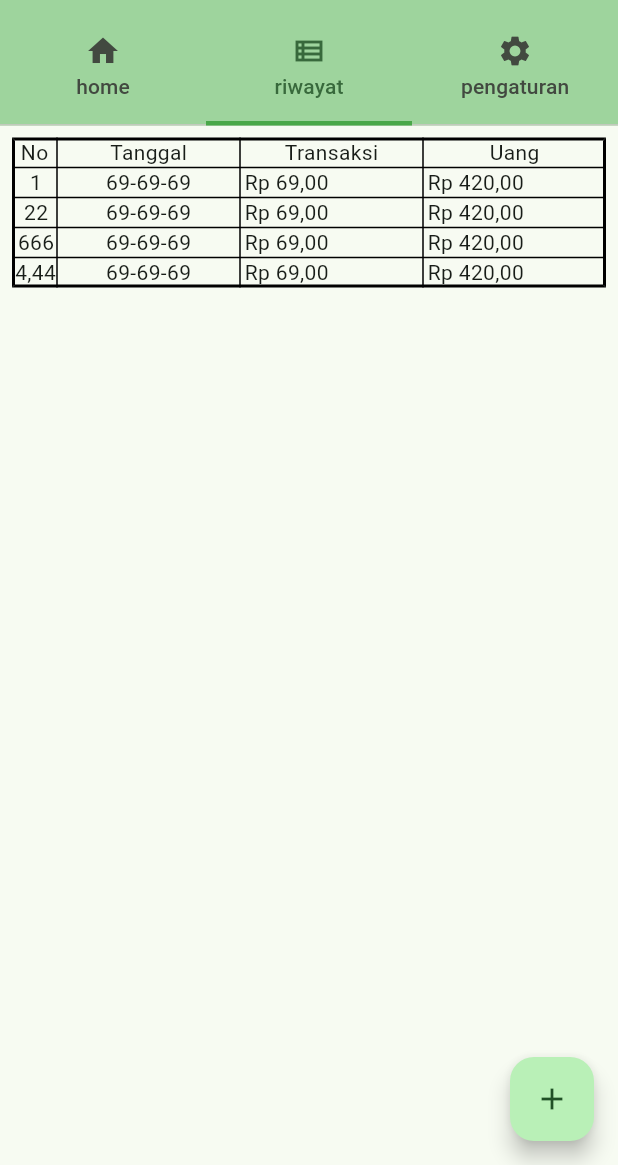
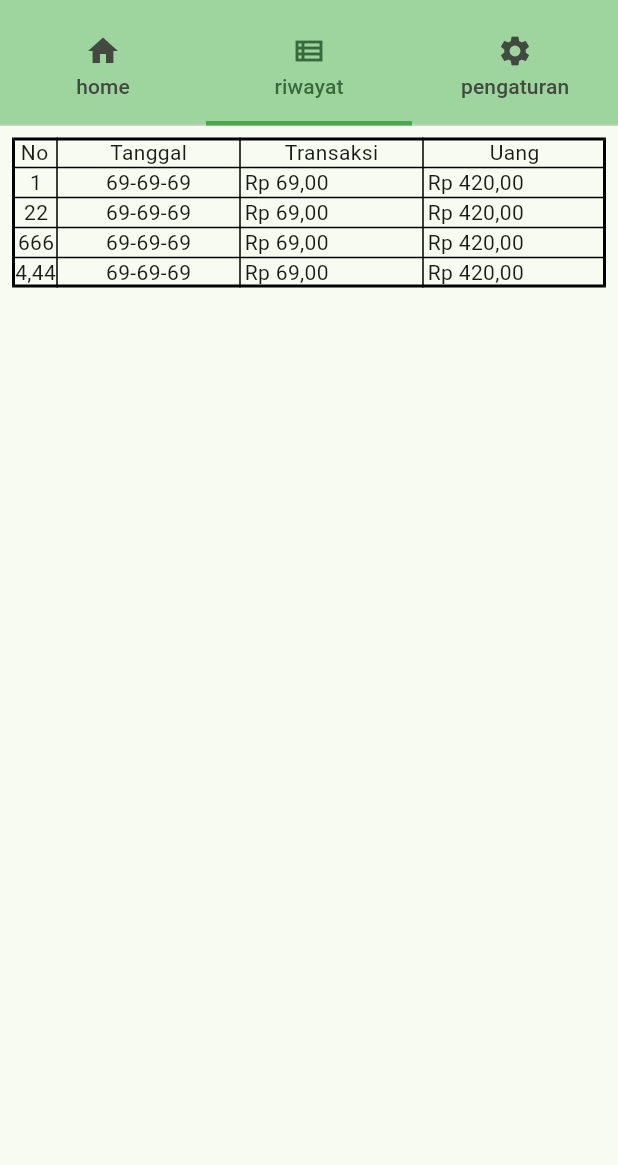
Before and after one commit to RidhoAji921/uangku_app, a Flutter app: the screen it shows after launch, tab 2 chosen, on a phone screen of 412 x 824 dp, the part 71-1236 px from its top. Run offline on Flutter 3.47's test engine with Material 2 defaults, Android fonts, the phone set to English and light mode, and no system bars.

Commit message:
menghilangkan floating button di main

```diff
--- a/lib/main.dart
+++ b/lib/main.dart
@@ -2,7 +2,6 @@ import 'package:flutter/material.dart';
 import 'package:uangku_app/pages/home.dart';
 import 'package:uangku_app/pages/riwayat.dart';
 import 'package:uangku_app/pages/pengaturan.dart';
-import 'pages/pemasukan_page.dart';
 
 void main() {
   runApp(const MyApp());
@@ -84,16 +83,6 @@ class _MyHomePageState extends State<MyHomePage> {
             PengaturanPageBody(),
           ]
         ),
-        floatingActionButton: FloatingActionButton(
-          onPressed: () {
-            Navigator.push(
-              context,
-              MaterialPageRoute(builder: (context) => Pemasukan_page(tambahUang: TambahUang,)),
-            );
-          },
-          tooltip: 'Increment',
-          child: const Icon(Icons.add),
-        ),
       ),
     );
   }
```
